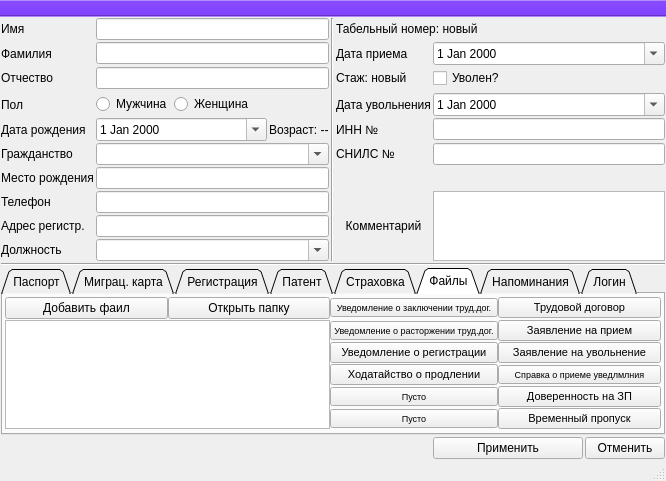
Above: ui/add_work.ui from Meller008/CRM-Avi before the change. Below: the same form after it.
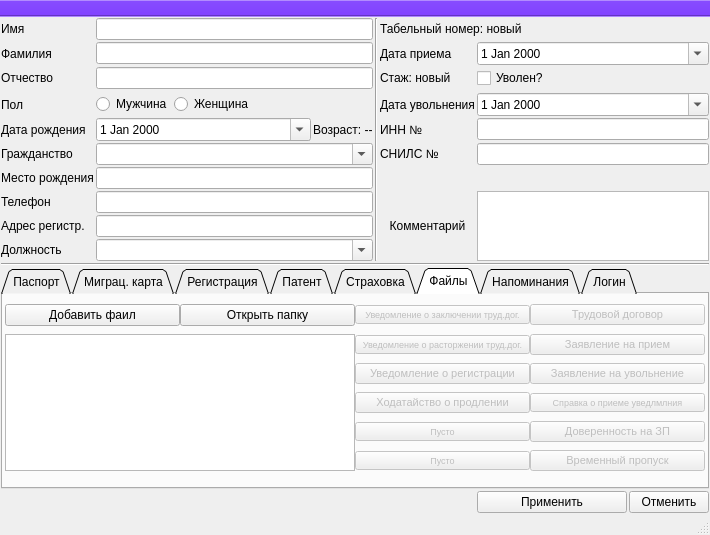
That is the form after the change. The open tabs and pages were chosen to show the change.

Commit message: мак - отключеные кнопки при добавлении нового работника

```diff
--- a/ui/add_work.ui
+++ b/ui/add_work.ui
@@ -6,8 +6,8 @@
    <rect>
     <x>0</x>
     <y>0</y>
-    <width>666</width>
-    <height>477</height>
+    <width>710</width>
+    <height>535</height>
    </rect>
   </property>
   <property name="windowTitle">
@@ -772,6 +772,9 @@
         </property>
         <item row="3" column="2">
          <widget class="QPushButton" name="pushButton_6">
+          <property name="enabled">
+           <bool>false</bool>
+          </property>
           <property name="font">
            <font>
             <pointsize>8</pointsize>
@@ -784,6 +787,9 @@
         </item>
         <item row="5" column="2">
          <widget class="QPushButton" name="pushButton_7">
+          <property name="enabled">
+           <bool>false</bool>
+          </property>
           <property name="font">
            <font>
             <pointsize>7</pointsize>
@@ -796,6 +802,9 @@
         </item>
         <item row="1" column="2">
          <widget class="QPushButton" name="pushButton">
+          <property name="enabled">
+           <bool>false</bool>
+          </property>
           <property name="font">
            <font>
             <pointsize>7</pointsize>
@@ -808,6 +817,9 @@
         </item>
         <item row="2" column="2">
          <widget class="QPushButton" name="pushButton_5">
+          <property name="enabled">
+           <bool>false</bool>
+          </property>
           <property name="font">
            <font>
             <pointsize>7</pointsize>
@@ -834,6 +846,9 @@
         </item>
         <item row="6" column="2">
          <widget class="QPushButton" name="pushButton_8">
+          <property name="enabled">
+           <bool>false</bool>
+          </property>
           <property name="font">
            <font>
             <pointsize>7</pointsize>
@@ -855,6 +870,9 @@
         </item>
         <item row="2" column="3">
          <widget class="QPushButton" name="pushButton_10">
+          <property name="enabled">
+           <bool>false</bool>
+          </property>
           <property name="font">
            <font>
             <pointsize>8</pointsize>
@@ -867,6 +885,9 @@
         </item>
         <item row="3" column="3">
          <widget class="QPushButton" name="pushButton_12">
+          <property name="enabled">
+           <bool>false</bool>
+          </property>
           <property name="font">
            <font>
             <pointsize>8</pointsize>
@@ -879,6 +900,9 @@
         </item>
         <item row="4" column="3">
          <widget class="QPushButton" name="pushButton_13">
+          <property name="enabled">
+           <bool>false</bool>
+          </property>
           <property name="font">
            <font>
             <pointsize>7</pointsize>
@@ -891,6 +915,9 @@
         </item>
         <item row="5" column="3">
          <widget class="QPushButton" name="pushButton_14">
+          <property name="enabled">
+           <bool>false</bool>
+          </property>
           <property name="font">
            <font>
             <pointsize>8</pointsize>
@@ -903,6 +930,9 @@
         </item>
         <item row="6" column="3">
          <widget class="QPushButton" name="pushButton_15">
+          <property name="enabled">
+           <bool>false</bool>
+          </property>
           <property name="font">
            <font>
             <pointsize>8</pointsize>
@@ -915,6 +945,9 @@
         </item>
         <item row="1" column="3">
          <widget class="QPushButton" name="pushButton_4">
+          <property name="enabled">
+           <bool>false</bool>
+          </property>
           <property name="font">
            <font>
             <pointsize>8</pointsize>
@@ -927,6 +960,9 @@
         </item>
         <item row="4" column="2">
          <widget class="QPushButton" name="pushButton_9">
+          <property name="enabled">
+           <bool>false</bool>
+          </property>
           <property name="font">
            <font>
             <pointsize>8</pointsize>
```
Left out of the diff: 2 changed lines with no effect on the pictures. The commit also changes 1 other file.
